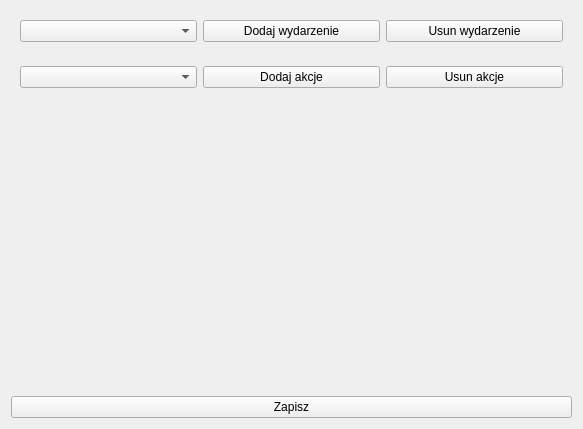
The window that DataManager/forms/GUI/action/eventsview.ui (jurikimurik/Witcher_Adventures_PHP_QTCPP) describes before a commit, drawn with Qt 5.
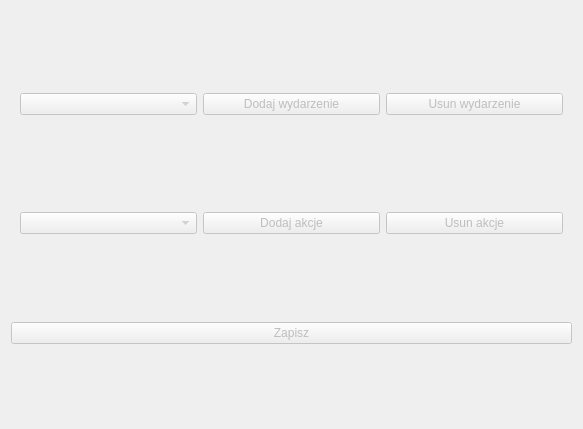
The same window after the commit.

What changed in the file:
```diff
--- a/DataManager/forms/GUI/action/eventsview.ui
+++ b/DataManager/forms/GUI/action/eventsview.ui
@@ -16,6 +16,9 @@
   <layout class="QVBoxLayout" name="verticalLayout">
    <item>
     <widget class="QWidget" name="eventSelectWidget" native="true">
+     <property name="enabled">
+      <bool>false</bool>
+     </property>
      <property name="sizePolicy">
       <sizepolicy hsizetype="Preferred" vsizetype="Fixed">
        <horstretch>0</horstretch>
@@ -45,6 +48,9 @@
    </item>
    <item>
     <widget class="QWidget" name="actionSelectWidget" native="true">
+     <property name="enabled">
+      <bool>false</bool>
+     </property>
      <property name="sizePolicy">
       <sizepolicy hsizetype="Expanding" vsizetype="Fixed">
        <horstretch>0</horstretch>
@@ -73,10 +79,13 @@
     </widget>
    </item>
    <item>
-    <widget class="QWidget" name="actionWidget" native="true"/>
+    <layout class="QVBoxLayout" name="actionLayout"/>
    </item>
    <item>
     <widget class="QPushButton" name="saveButton">
+     <property name="enabled">
+      <bool>false</bool>
+     </property>
      <property name="text">
       <string>Zapisz</string>
      </property>
```
Left out of the diff: 90 changed lines with no effect on the pictures.
